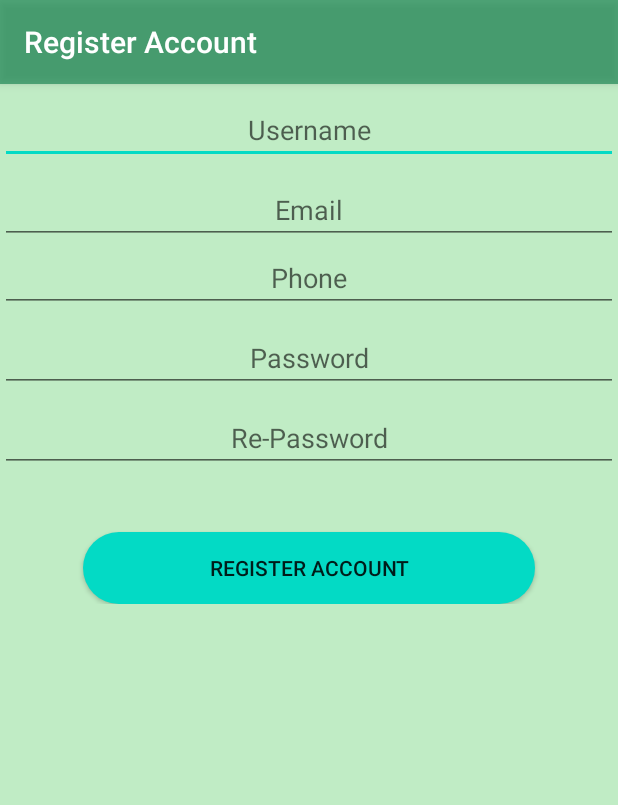
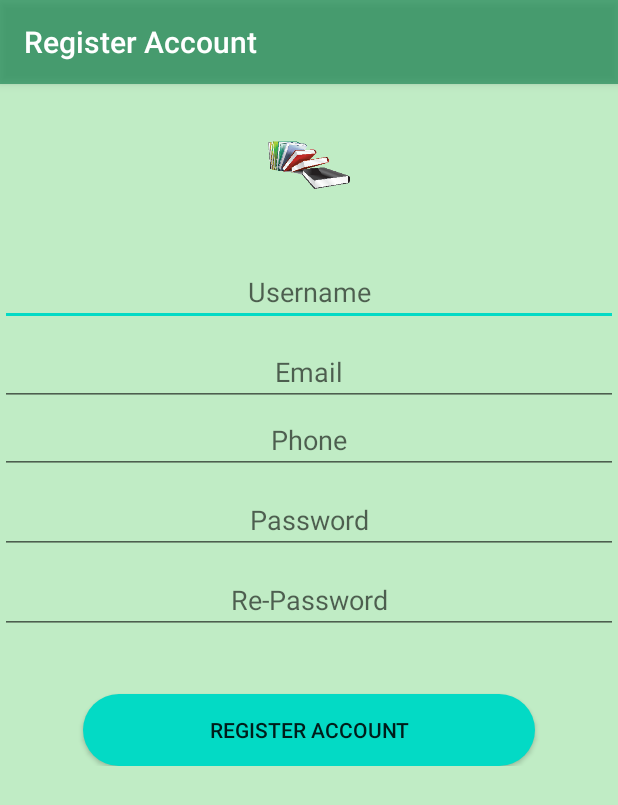
Before and after one commit to agent23/Library, an Android app: the RegistrationActivity screen opened directly, with no data from a screen before it, on a phone screen of 412 x 824 dp. Shown: the top 805 px of the screen. Run offline under Robolectric (Android 15) with nearby library versions, the phone set to English and light mode, and no system bars; our stand-ins replace Volley.

Commit message:
imageView

```diff
--- a/app/src/main/res/layout/activity_registration.xml
+++ b/app/src/main/res/layout/activity_registration.xml
@@ -17,12 +17,12 @@
             android:layout_height="wrap_content"
             android:orientation="vertical">
 
-           <!-- <ImageView
+            <ImageView
                 android:id="@+id/iv_reg"
                 android:layout_width="match_parent"
                 android:layout_height="wrap_content"
                 android:contentDescription="@string/todo"
-                android:src="@mipmap/splash_image_foreground" />-->
+                android:src="@mipmap/splash_image_foreground" />
 
             <ProgressBar
                 android:id="@+id/reg_loading"
```
